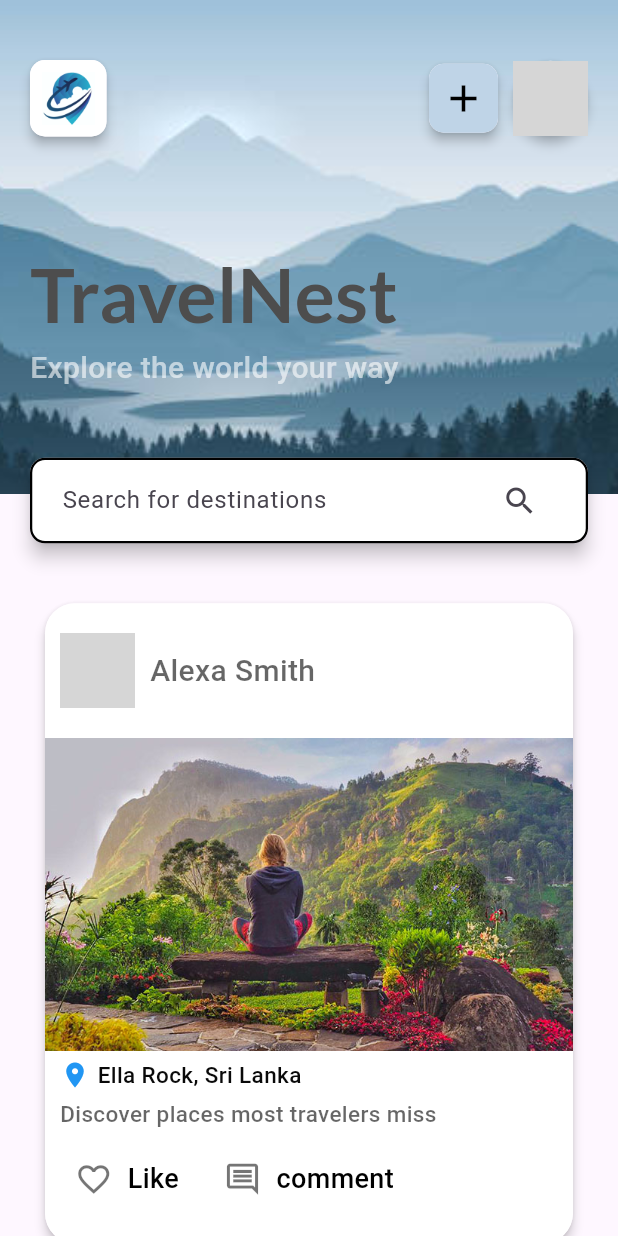
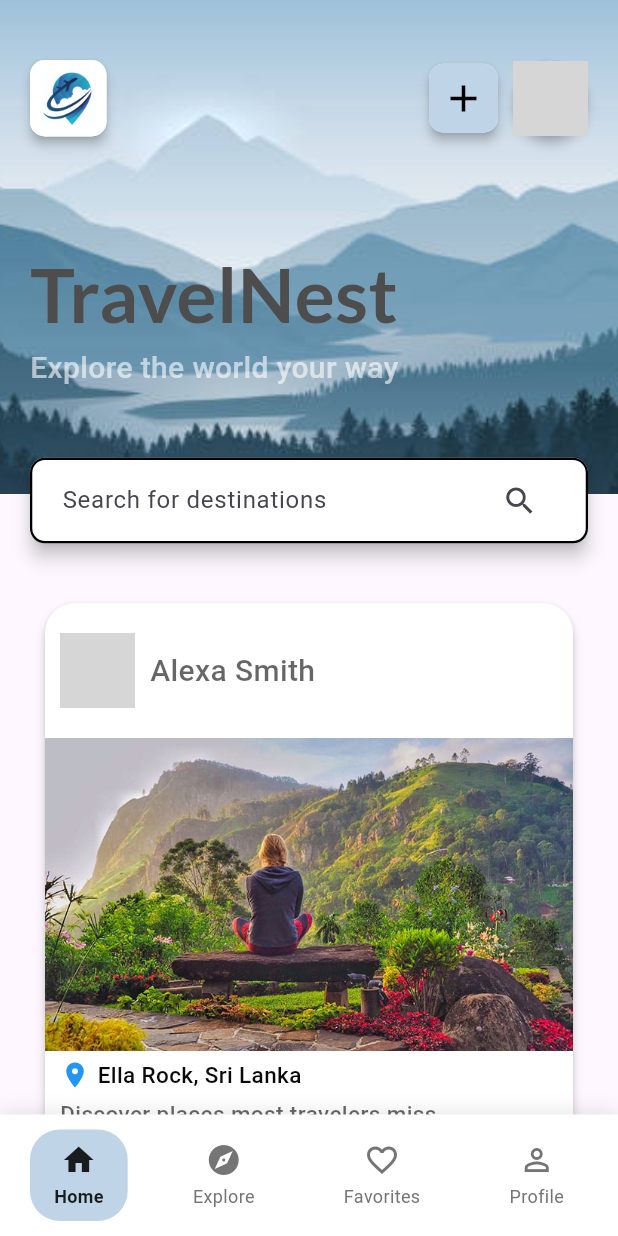
Before and after one commit to Sanjaya-Danushka/TravelNest, a Flutter app: the screen it shows after launch, on a phone screen of 412 x 824 dp. Run offline on Flutter 3.47's test engine with Material 3 defaults, Android fonts, the phone set to English and light mode, and no system bars; Roboto replaces fonts that are missing (Poppins, poppins); grey boxes are pictures that could not be loaded.

Commit message:
home page dock implemented

```diff
--- a/lib/main.dart
+++ b/lib/main.dart
@@ -1,5 +1,5 @@
 import 'package:flutter/material.dart';
-import 'package:travel/pages/home.dart';
+import 'package:travel/pages/main_navigation.dart';
 
 void main() {
   runApp(const MyApp());
@@ -14,7 +14,7 @@ class MyApp extends StatelessWidget {
       debugShowCheckedModeBanner: false,
       title: 'Flutter Demo',
       theme: ThemeData(primarySwatch: Colors.blue),
-      home: const Home(),
+      home: const MainNavigation(),
     );
   }
 }
--- a/lib/pages/home.dart
+++ b/lib/pages/home.dart
@@ -1,4 +1,3 @@
-import 'dart:ui';
 
 import 'package:flutter/material.dart';
 
--- /dev/null
+++ b/lib/pages/main_navigation.dart
@@ -0,0 +1,95 @@
+import 'package:flutter/material.dart';
+import 'package:travel/pages/home.dart';
+import 'package:travel/pages/explore.dart';
+import 'package:travel/pages/favorites.dart';
+import 'package:travel/pages/profile.dart';
+
+class MainNavigation extends StatefulWidget {
+  const MainNavigation({super.key});
+
+  @override
+  State<MainNavigation> createState() => _MainNavigationState();
+}
+
+class _MainNavigationState extends State<MainNavigation> {
+  int _currentIndex = 0;
+
+  final List<Widget> _pages = [
+    Home(),
+    Explore(),
+    Favorites(),
+    Profile(),
+  ];
+
+  @override
+  Widget build(BuildContext context) {
+    return Scaffold(
+      body: _pages[_currentIndex],
+      bottomNavigationBar: Container(
+        decoration: BoxDecoration(
+          color: Colors.white,
+          boxShadow: [
+            BoxShadow(
+              color: Colors.black.withOpacity(0.1),
+              blurRadius: 10,
+              offset: Offset(0, -2),
+            ),
+          ],
+        ),
+        child: SafeArea(
+          child: Padding(
+            padding: const EdgeInsets.symmetric(horizontal: 20, vertical: 10),
+            child: Row(
+              mainAxisAlignment: MainAxisAlignment.spaceBetween,
+              children: [
+                _buildNavItem(Icons.home, 'Home', 0),
+                _buildNavItem(Icons.explore, 'Explore', 1),
+                _buildNavItem(Icons.favorite_border, 'Favorites', 2),
+                _buildNavItem(Icons.person_outline, 'Profile', 3),
+              ],
+            ),
+          ),
+        ),
+      ),
+    );
+  }
+
+  Widget _buildNavItem(IconData icon, String label, int index) {
+    final isSelected = _currentIndex == index;
+
+    return GestureDetector(
+      onTap: () {
+        setState(() {
+          _currentIndex = index;
+        });
+      },
+      child: Container(
+        padding: EdgeInsets.symmetric(horizontal: 16, vertical: 8),
+        decoration: BoxDecoration(
+          color: isSelected ? Color(0xFFbfd4e7) : Colors.transparent,
+          borderRadius: BorderRadius.circular(20),
+        ),
+        child: Column(
+          mainAxisSize: MainAxisSize.min,
+          children: [
+            Icon(
+              icon,
+              color: isSelected ? Colors.black87 : Colors.grey[600],
+              size: 24,
+            ),
+            SizedBox(height: 4),
+            Text(
+              label,
+              style: TextStyle(
+                color: isSelected ? Colors.black87 : Colors.grey[600],
+                fontSize: 12,
+                fontWeight: isSelected ? FontWeight.w600 : FontWeight.w400,
+                fontFamily: 'Poppins',
+              ),
+            ),
+          ],
+        ),
+      ),
+    );
+  }
+}
```
Also changed, not shown: lib/pages/explore.dart (added, +79 -0 lines), lib/pages/favorites.dart (added, +129 -0 lines), lib/pages/profile.dart (added, +128 -0 lines).
